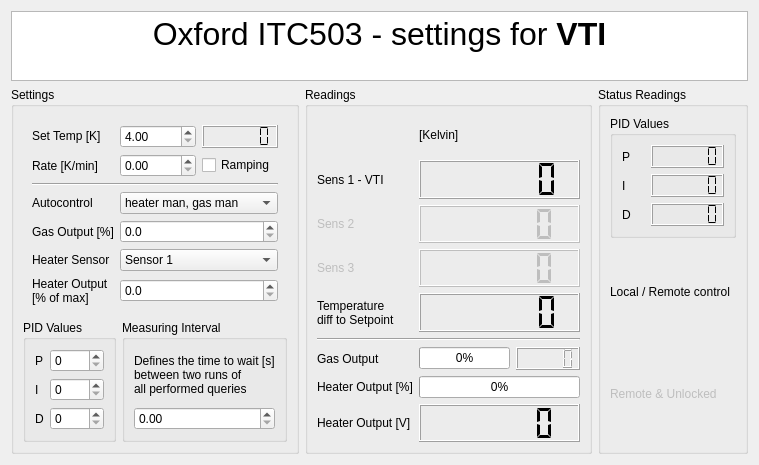
First picture: the form in Oxford/ITC_control.ui, repository Cryostat-GUI/Cryostat-GUI, before the edit.
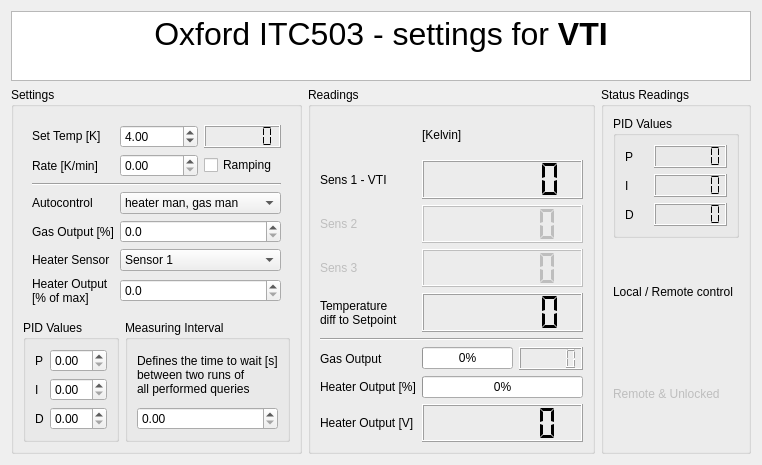
Second picture: the form after the edit.

Patch:
```diff
--- a/Oxford/ITC_control.ui
+++ b/Oxford/ITC_control.ui
@@ -212,13 +212,6 @@
            </property>
           </widget>
          </item>
-         <item row="0" column="1">
-          <widget class="QSpinBox" name="spinsetProportionalID">
-           <property name="maximum">
-            <number>1000</number>
-           </property>
-          </widget>
-         </item>
          <item row="1" column="0">
           <widget class="QLabel" name="label_3">
            <property name="text">
@@ -226,13 +219,6 @@
            </property>
           </widget>
          </item>
-         <item row="1" column="1">
-          <widget class="QSpinBox" name="spinsetPIntegrationD">
-           <property name="maximum">
-            <number>1000</number>
-           </property>
-          </widget>
-         </item>
          <item row="2" column="0">
           <widget class="QLabel" name="label_4">
            <property name="text">
@@ -240,12 +226,14 @@
            </property>
           </widget>
          </item>
+         <item row="0" column="1">
+          <widget class="QDoubleSpinBox" name="spinsetProportionalID"/>
+         </item>
+         <item row="1" column="1">
+          <widget class="QDoubleSpinBox" name="spinsetPIntegrationD"/>
+         </item>
          <item row="2" column="1">
-          <widget class="QSpinBox" name="spinsetPIDerivative">
-           <property name="maximum">
-            <number>1000</number>
-           </property>
-          </widget>
+          <widget class="QDoubleSpinBox" name="spinsetPIDerivative"/>
          </item>
         </layout>
        </widget>
@@ -400,7 +388,7 @@
             <number>2</number>
            </property>
            <property name="minimum">
-            <double>4.000000000000000</double>
+            <double>2.000000000000000</double>
            </property>
            <property name="maximum">
             <double>400.000000000000000</double>
```
